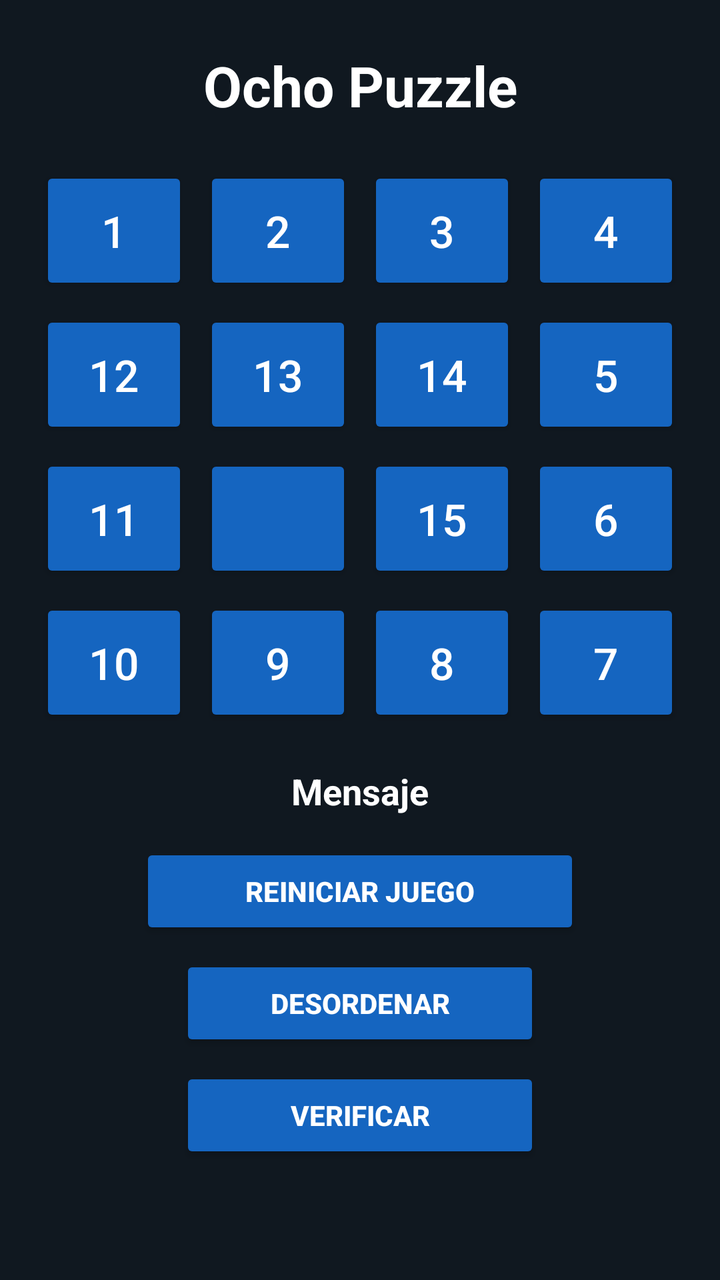
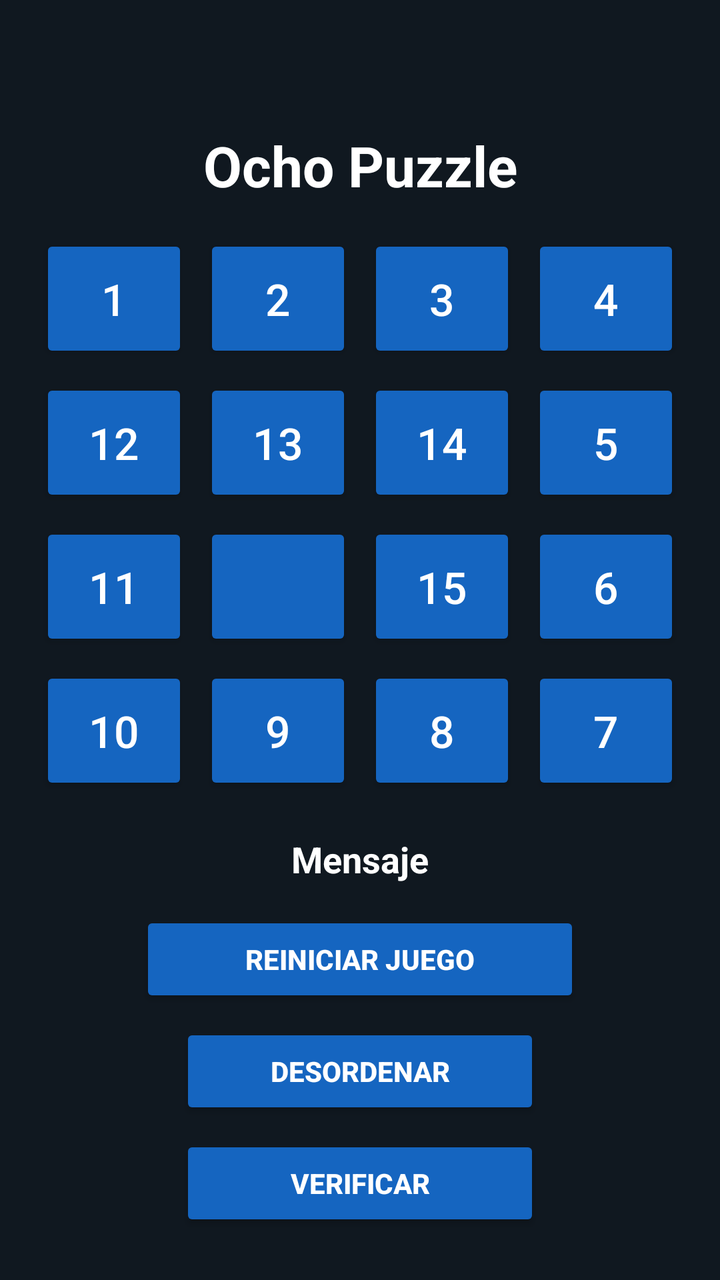

Compare the two renders of this Android layout. The source of the first and the diff that turns it into the second are given below.
<!-- AndroidManifest.xml: application theme Theme.OchoPuzzle -->
<!-- res/layout/activity_main.xml -->
<?xml version="1.0" encoding="utf-8"?>
<ScrollView xmlns:android="http://schemas.android.com/apk/res/android"
    android:layout_width="match_parent"
    android:layout_height="match_parent"
    android:background="#101820"
    android:fillViewport="true">

    <LinearLayout
        android:layout_width="match_parent"
        android:layout_height="wrap_content"
        android:gravity="center_horizontal"
        android:orientation="vertical"
        android:paddingStart="16dp"
        android:paddingTop="24dp"
        android:paddingEnd="16dp"
        android:paddingBottom="24dp">

        <TextView
            android:layout_width="match_parent"
            android:layout_height="wrap_content"
            android:layout_marginBottom="18dp"
            android:gravity="center"
            android:text="@string/appTitle"
            android:textColor="#FFFFFF"
            android:textSize="28sp"
            android:textStyle="bold" />

        

        <LinearLayout
            android:layout_width="match_parent"
            android:layout_height="wrap_content"
            android:orientation="horizontal">

            <Button
                android:id="@+id/BTN00"
                android:layout_width="0dp"
                android:layout_height="64dp"
                android:layout_margin="4dp"
                android:layout_weight="1"
                android:backgroundTint="#1565C0"
                android:text="1"
                android:textColor="#FFFFFF"
                android:textSize="22sp" />

            <Button
                android:id="@+id/BTN01"
                android:layout_width="0dp"
                android:layout_height="64dp"
                android:layout_margin="4dp"
                android:layout_weight="1"
                android:backgroundTint="#1565C0"
                android:text="2"
                android:textColor="#FFFFFF"
                android:textSize="22sp" />

            <Button
                android:id="@+id/BTN02"
                android:layout_width="0dp"
                android:layout_height="64dp"
                android:layout_margin="4dp"
                android:layout_weight="1"
                android:backgroundTint="#1565C0"
                android:text="3"
                android:textColor="#FFFFFF"
                android:textSize="22sp" />

            <Button
                android:id="@+id/BTN03"
                android:layout_width="0dp"
                android:layout_height="64dp"
                android:layout_margin="4dp"
                android:layout_weight="1"
                android:backgroundTint="#1565C0"
                android:text="4"
                android:textColor="#FFFFFF"
                android:textSize="22sp" />
        </LinearLayout>

        

        <LinearLayout
            android:layout_width="match_parent"
            android:layout_height="wrap_content"
            android:orientation="horizontal">

            <Button
                android:id="@+id/BTN10"
                android:layout_width="0dp"
                android:layout_height="64dp"
                android:layout_margin="4dp"
                android:layout_weight="1"
                android:backgroundTint="#1565C0"
                android:text="12"
                android:textColor="#FFFFFF"
                android:textSize="22sp" />

            <Button
                android:id="@+id/BTN11"
                android:layout_width="0dp"
                android:layout_height="64dp"
                android:layout_margin="4dp"
                android:layout_weight="1"
                android:backgroundTint="#1565C0"
                android:text="13"
                android:textColor="#FFFFFF"
                android:textSize="22sp" />

            <Button
                android:id="@+id/BTN12"
                android:layout_width="0dp"
                android:layout_height="64dp"
                android:layout_margin="4dp"
                android:layout_weight="1"
                android:backgroundTint="#1565C0"
                android:text="14"
                android:textColor="#FFFFFF"
                android:textSize="22sp" />

            <Button
                android:id="@+id/BTN13"
                android:layout_width="0dp"
                android:layout_height="64dp"
                android:layout_margin="4dp"
                android:layout_weight="1"
                android:backgroundTint="#1565C0"
                android:text="5"
                android:textColor="#FFFFFF"
                android:textSize="22sp" />
        </LinearLayout>

        

        <LinearLayout
            android:layout_width="match_parent"
            android:layout_height="wrap_content"
            android:orientation="horizontal">

            <Button
                android:id="@+id/BTN20"
                android:layout_width="0dp"
                android:layout_height="64dp"
                android:layout_margin="4dp"
                android:layout_weight="1"
                android:backgroundTint="#1565C0"
                android:text="11"
                android:textColor="#FFFFFF"
                android:textSize="22sp" />

            <Button
                android:id="@+id/BTN21"
                android:layout_width="0dp"
                android:layout_height="64dp"
                android:layout_margin="4dp"
                android:layout_weight="1"
                android:backgroundTint="#1565C0"
                android:text=""
                android:textColor="#FFFFFF"
                android:textSize="22sp" />

            <Button
                android:id="@+id/BTN22"
                android:layout_width="0dp"
                android:layout_height="64dp"
                android:layout_margin="4dp"
                android:layout_weight="1"
                android:backgroundTint="#1565C0"
                android:text="15"
                android:textColor="#FFFFFF"
                android:textSize="22sp" />

            <Button
                android:id="@+id/BTN23"
                android:layout_width="0dp"
                android:layout_height="64dp"
                android:layout_margin="4dp"
                android:layout_weight="1"
                android:backgroundTint="#1565C0"
                android:text="6"
                android:textColor="#FFFFFF"
                android:textSize="22sp" />
        </LinearLayout>

        

        <LinearLayout
            android:layout_width="match_parent"
            android:layout_height="wrap_content"
            android:orientation="horizontal">

            <Button
                android:id="@+id/BTN30"
                android:layout_width="0dp"
                android:layout_height="64dp"
                android:layout_margin="4dp"
                android:layout_weight="1"
                android:backgroundTint="#1565C0"
                android:text="10"
                android:textColor="#FFFFFF"
                android:textSize="22sp" />

            <Button
                android:id="@+id/BTN31"
                android:layout_width="0dp"
                android:layout_height="64dp"
                android:layout_margin="4dp"
                android:layout_weight="1"
                android:backgroundTint="#1565C0"
                android:text="9"
                android:textColor="#FFFFFF"
                android:textSize="22sp" />

            <Button
                android:id="@+id/BTN32"
                android:layout_width="0dp"
                android:layout_height="64dp"
                android:layout_margin="4dp"
                android:layout_weight="1"
                android:backgroundTint="#1565C0"
                android:text="8"
                android:textColor="#FFFFFF"
                android:textSize="22sp" />

            <Button
                android:id="@+id/BTN33"
                android:layout_width="0dp"
                android:layout_height="64dp"
                android:layout_margin="4dp"
                android:layout_weight="1"
                android:backgroundTint="#1565C0"
                android:text="7"
                android:textColor="#FFFFFF"
                android:textSize="22sp" />
        </LinearLayout>

        <TextView
            android:id="@+id/TXVMessage"
            android:layout_width="match_parent"
            android:layout_height="wrap_content"
            android:layout_marginTop="16dp"
            android:gravity="center"
            android:text="@string/message"
            android:textColor="#FFFFFF"
            android:textSize="18sp"
            android:textStyle="bold" />

        <Button
            android:id="@+id/BTNRestart"
            android:layout_width="220dp"
            android:layout_height="wrap_content"
            android:layout_marginTop="14dp"
            android:backgroundTint="#1565C0"
            android:text="@string/Restart"
            android:textColor="#FFFFFF"
            android:textStyle="bold" />

        <Button
            android:id="@+id/BTNShuffle"
            android:layout_width="180dp"
            android:layout_height="wrap_content"
            android:layout_marginTop="8dp"
            android:backgroundTint="#1565C0"
            android:text="@string/Shuffle"
            android:textColor="#FFFFFF"
            android:textStyle="bold" />

        <Button
            android:id="@+id/BTNVerify"
            android:layout_width="180dp"
            android:layout_height="wrap_content"
            android:layout_marginTop="8dp"
            android:backgroundTint="#1565C0"
            android:text="@string/Verify"
            android:textColor="#FFFFFF"
            android:textStyle="bold" />

    </LinearLayout>

</ScrollView>
<!-- resources referenced by this layout -->
<resources>
  <string name="Restart">Reiniciar Juego</string>
  <string name="Shuffle">Desordenar</string>
  <string name="Verify">Verificar</string>
  <string name="appTitle">Ocho Puzzle</string>
  <string name="message">Mensaje</string>
  <style name="Theme.OchoPuzzle" parent="Theme.MaterialComponents.DayNight.DarkActionBar">
          
          <item name="colorPrimary">@color/purple_500</item>
          <item name="colorPrimaryVariant">@color/purple_700</item>
          <item name="colorOnPrimary">@color/white</item>
          
          <item name="colorSecondary">@color/teal_200</item>
          <item name="colorSecondaryVariant">@color/teal_700</item>
          <item name="colorOnSecondary">@color/black</item>
          
          <item name="android:statusBarColor">?attr/colorPrimaryVariant</item>
          
      </style>
  <color name="purple_500">#FF6200EE</color>
  <color name="purple_700">#FF3700B3</color>
  <color name="white">#FFFFFFFF</color>
  <color name="teal_200">#FF03DAC5</color>
  <color name="teal_700">#FF018786</color>
  <color name="black">#FF000000</color>
</resources>

<!-- the commit's change to res/layout/activity_main.xml (unified diff, before → after) -->
@@ -1,279 +1,289 @@
 <?xml version="1.0" encoding="utf-8"?>
-<ScrollView xmlns:android="http://schemas.android.com/apk/res/android"
+<LinearLayout xmlns:android="http://schemas.android.com/apk/res/android"
     android:layout_width="match_parent"
     android:layout_height="match_parent"
     android:background="#101820"
-    android:fillViewport="true">
-
-    <LinearLayout
+    android:fitsSystemWindows="true"
+    android:orientation="vertical"
+    android:paddingTop="56dp">
+
+    <TextView
+        android:id="@+id/TXVTitle"
         android:layout_width="match_parent"
         android:layout_height="wrap_content"
-        android:gravity="center_horizontal"
-        android:orientation="vertical"
-        android:paddingStart="16dp"
-        android:paddingTop="24dp"
-        android:paddingEnd="16dp"
-        android:paddingBottom="24dp">
-
-        <TextView
-            android:layout_width="match_parent"
-            android:layout_height="wrap_content"
-            android:layout_marginBottom="18dp"
-            android:gravity="center"
-            android:text="@string/appTitle"
-            android:textColor="#FFFFFF"
-            android:textSize="28sp"
-            android:textStyle="bold" />
-
-        
+        android:gravity="center"
+        android:paddingTop="8dp"
+        android:paddingBottom="12dp"
+        android:text="Ocho Puzzle"
+        android:textColor="#FFFFFF"
+        android:textSize="28sp"
+        android:textStyle="bold" />
+
+    <ScrollView
+        android:layout_width="match_parent"
+        android:layout_height="0dp"
+        android:layout_weight="1"
+        android:fillViewport="true">
 
         <LinearLayout
             android:layout_width="match_parent"
             android:layout_height="wrap_content"
-            android:orientation="horizontal">
+            android:descendantFocusability="beforeDescendants"
+            android:focusable="true"
+            android:focusableInTouchMode="true"
+            android:gravity="center_horizontal"
+            android:orientation="vertical"
+            android:paddingStart="16dp"
+            android:paddingEnd="16dp"
+            android:paddingBottom="24dp">
+
+            <LinearLayout
+                android:layout_width="match_parent"
+                android:layout_height="wrap_content"
+                android:orientation="horizontal">
+
+                <Button
+                    android:id="@+id/BTN00"
+                    android:layout_width="0dp"
+                    android:layout_height="64dp"
+                    android:layout_margin="4dp"
+                    android:layout_weight="1"
+                    android:backgroundTint="#1565C0"
+                    android:text="1"
+                    android:textColor="#FFFFFF"
+                    android:textSize="22sp" />
+
+                <Button
+                    android:id="@+id/BTN01"
+                    android:layout_width="0dp"
+                    android:layout_height="64dp"
+                    android:layout_margin="4dp"
+                    android:layout_weight="1"
+                    android:backgroundTint="#1565C0"
+                    android:text="2"
+                    android:textColor="#FFFFFF"
+                    android:textSize="22sp" />
+
+                <Button
+                    android:id="@+id/BTN02"
+                    android:layout_width="0dp"
+                    android:layout_height="64dp"
+                    android:layout_margin="4dp"
+                    android:layout_weight="1"
+                    android:backgroundTint="#1565C0"
+                    android:text="3"
+                    android:textColor="#FFFFFF"
+                    android:textSize="22sp" />
+
+                <Button
+                    android:id="@+id/BTN03"
+                    android:layout_width="0dp"
+                    android:layout_height="64dp"
+                    android:layout_margin="4dp"
+                    android:layout_weight="1"
+                    android:backgroundTint="#1565C0"
+                    android:text="4"
+                    android:textColor="#FFFFFF"
+                    android:textSize="22sp" />
+
+            </LinearLayout>
+
+            <LinearLayout
+                android:layout_width="match_parent"
+                android:layout_height="wrap_content"
+                android:orientation="horizontal">
+
+                <Button
+                    android:id="@+id/BTN10"
+                    android:layout_width="0dp"
+                    android:layout_height="64dp"
+                    android:layout_margin="4dp"
+                    android:layout_weight="1"
+                    android:backgroundTint="#1565C0"
+                    android:text="12"
+                    android:textColor="#FFFFFF"
+                    android:textSize="22sp" />
+
+                <Button
+                    android:id="@+id/BTN11"
+                    android:layout_width="0dp"
+                    android:layout_height="64dp"
+                    android:layout_margin="4dp"
+                    android:layout_weight="1"
+                    android:backgroundTint="#1565C0"
+                    android:text="13"
+                    android:textColor="#FFFFFF"
+                    android:textSize="22sp" />
+
+                <Button
+                    android:id="@+id/BTN12"
+                    android:layout_width="0dp"
+                    android:layout_height="64dp"
+                    android:layout_margin="4dp"
+                    android:layout_weight="1"
+                    android:backgroundTint="#1565C0"
+                    android:text="14"
+                    android:textColor="#FFFFFF"
+                    android:textSize="22sp" />
+
+                <Button
+                    android:id="@+id/BTN13"
+                    android:layout_width="0dp"
+                    android:layout_height="64dp"
+                    android:layout_margin="4dp"
+                    android:layout_weight="1"
+                    android:backgroundTint="#1565C0"
+                    android:text="5"
+                    android:textColor="#FFFFFF"
+                    android:textSize="22sp" />
+
+            </LinearLayout>
+
+            <LinearLayout
+                android:layout_width="match_parent"
+                android:layout_height="wrap_content"
+                android:orientation="horizontal">
+
+                <Button
+                    android:id="@+id/BTN20"
+                    android:layout_width="0dp"
+                    android:layout_height="64dp"
+                    android:layout_margin="4dp"
+                    android:layout_weight="1"
+                    android:backgroundTint="#1565C0"
+                    android:text="11"
+                    android:textColor="#FFFFFF"
+                    android:textSize="22sp" />
+
+                <Button
+                    android:id="@+id/BTN21"
+                    android:layout_width="0dp"
+                    android:layout_height="64dp"
+                    android:layout_margin="4dp"
+                    android:layout_weight="1"
+                    android:backgroundTint="#1565C0"
+                    android:text=""
+                    android:textColor="#FFFFFF"
+                    android:textSize="22sp" />
+
+                <Button
+                    android:id="@+id/BTN22"
+                    android:layout_width="0dp"
+                    android:layout_height="64dp"
+                    android:layout_margin="4dp"
+                    android:layout_weight="1"
+                    android:backgroundTint="#1565C0"
+                    android:text="15"
+                    android:textColor="#FFFFFF"
+                    android:textSize="22sp" />
+
+                <Button
+                    android:id="@+id/BTN23"
+                    android:layout_width="0dp"
+                    android:layout_height="64dp"
+                    android:layout_margin="4dp"
+                    android:layout_weight="1"
+                    android:backgroundTint="#1565C0"
+                    android:text="6"
+                    android:textColor="#FFFFFF"
+                    android:textSize="22sp" />
+
+            </LinearLayout>
+
+            <LinearLayout
+                android:layout_width="match_parent"
+                android:layout_height="wrap_content"
+                android:orientation="horizontal">
+
+                <Button
+                    android:id="@+id/BTN30"
+                    android:layout_width="0dp"
+                    android:layout_height="64dp"
+                    android:layout_margin="4dp"
+                    android:layout_weight="1"
+                    android:backgroundTint="#1565C0"
+                    android:text="10"
+                    android:textColor="#FFFFFF"
+                    android:textSize="22sp" />
+
+                <Button
+                    android:id="@+id/BTN31"
+                    android:layout_width="0dp"
+                    android:layout_height="64dp"
+                    android:layout_margin="4dp"
+                    android:layout_weight="1"
+                    android:backgroundTint="#1565C0"
+                    android:text="9"
+                    android:textColor="#FFFFFF"
+                    android:textSize="22sp" />
+
+                <Button
+                    android:id="@+id/BTN32"
+                    android:layout_width="0dp"
+                    android:layout_height="64dp"
+                    android:layout_margin="4dp"
+                    android:layout_weight="1"
+                    android:backgroundTint="#1565C0"
+                    android:text="8"
+                    android:textColor="#FFFFFF"
+                    android:textSize="22sp" />
+
+                <Button
+                    android:id="@+id/BTN33"
+                    android:layout_width="0dp"
+                    android:layout_height="64dp"
+                    android:layout_margin="4dp"
+                    android:layout_weight="1"
+                    android:backgroundTint="#1565C0"
+                    android:text="7"
+                    android:textColor="#FFFFFF"
+                    android:textSize="22sp" />
+
+            </LinearLayout>
+
+            <TextView
+                android:id="@+id/TXVMessage"
+                android:layout_width="match_parent"
+                android:layout_height="wrap_content"
+                android:layout_marginTop="16dp"
+                android:gravity="center"
+                android:text="Mensaje"
+                android:textColor="#FFFFFF"
+                android:textSize="18sp"
+                android:textStyle="bold" />
 
             <Button
-                android:id="@+id/BTN00"
-                android:layout_width="0dp"
-                android:layout_height="64dp"
-                android:layout_margin="4dp"
-                android:layout_weight="1"
+                android:id="@+id/BTNRestart"
+                android:layout_width="220dp"
+                android:layout_height="wrap_content"
+                android:layout_marginTop="14dp"
                 android:backgroundTint="#1565C0"
-                android:text="1"
-                android:textColor="#FFFFFF"
-                android:textSize="22sp" />
+                android:text="REINICIAR JUEGO"
+                android:textColor="#FFFFFF"
+                android:textStyle="bold" />
 
             <Button
-                android:id="@+id/BTN01"
-                android:layout_width="0dp"
-                android:layout_height="64dp"
-                android:layout_margin="4dp"
-                android:layout_weight="1"
+                android:id="@+id/BTNShuffle"
+                android:layout_width="180dp"
+                android:layout_height="wrap_content"
+                android:layout_marginTop="8dp"
                 android:backgroundTint="#1565C0"
-                android:text="2"
-                android:textColor="#FFFFFF"
-                android:textSize="22sp" />
+                android:text="DESORDENAR"
+                android:textColor="#FFFFFF"
+                android:textStyle="bold" />
 
             <Button
-                android:id="@+id/BTN02"
-                android:layout_width="0dp"
-                android:layout_height="64dp"
-                android:layout_margin="4dp"
-                android:layout_weight="1"
+                android:id="@+id/BTNVerify"
+                android:layout_width="180dp"
+                android:layout_height="wrap_content"
+                android:layout_marginTop="8dp"
                 android:backgroundTint="#1565C0"
-                android:text="3"
-                android:textColor="#FFFFFF"
-                android:textSize="22sp" />
-
-            <Button
-                android:id="@+id/BTN03"
-                android:layout_width="0dp"
-                android:layout_height="64dp"
-                android:layout_margin="4dp"
-                android:layout_weight="1"
-                android:backgroundTint="#1565C0"
-                android:text="4"
-                android:textColor="#FFFFFF"
-                android:textSize="22sp" />
+                android:text="VERIFICAR"
+                android:textColor="#FFFFFF"
+                android:textStyle="bold" />
+
         </LinearLayout>
 
-        
-
-        <LinearLayout
-            android:layout_width="match_parent"
-            android:layout_height="wrap_content"
-            android:orientation="horizontal">
-
-            <Button
-                android:id="@+id/BTN10"
-                android:layout_width="0dp"
-                android:layout_height="64dp"
-                android:layout_margin="4dp"
-                android:layout_weight="1"
-                android:backgroundTint="#1565C0"
-                android:text="12"
-                android:textColor="#FFFFFF"
-                android:textSize="22sp" />
-
-            <Button
-                android:id="@+id/BTN11"
-                android:layout_width="0dp"
-                android:layout_height="64dp"
-                android:layout_margin="4dp"
-                android:layout_weight="1"
-                android:backgroundTint="#1565C0"
-                android:text="13"
-                android:textColor="#FFFFFF"
-                android:textSize="22sp" />
-
-            <Button
-                android:id="@+id/BTN12"
-                android:layout_width="0dp"
-                android:layout_height="64dp"
-                android:layout_margin="4dp"
-                android:layout_weight="1"
-                android:backgroundTint="#1565C0"
-                android:text="14"
-                android:textColor="#FFFFFF"
-                android:textSize="22sp" />
-
-            <Button
-                android:id="@+id/BTN13"
-                android:layout_width="0dp"
-                android:layout_height="64dp"
-                android:layout_margin="4dp"
-                android:layout_weight="1"
-                android:backgroundTint="#1565C0"
-                android:text="5"
-                android:textColor="#FFFFFF"
-                android:textSize="22sp" />
-        </LinearLayout>
-
-        
-
-        <LinearLayout
-            android:layout_width="match_parent"
-            android:layout_height="wrap_content"
-            android:orientation="horizontal">
-
-            <Button
-                android:id="@+id/BTN20"
-                android:layout_width="0dp"
-                android:layout_height="64dp"
-                android:layout_margin="4dp"
-                android:layout_weight="1"
-                android:backgroundTint="#1565C0"
-                android:text="11"
-                android:textColor="#FFFFFF"
-                android:textSize="22sp" />
-
-            <Button
-                android:id="@+id/BTN21"
-                android:layout_width="0dp"
-                android:layout_height="64dp"
-                android:layout_margin="4dp"
-                android:layout_weight="1"
-                android:backgroundTint="#1565C0"
-                android:text=""
-                android:textColor="#FFFFFF"
-                android:textSize="22sp" />
-
-            <Button
-                android:id="@+id/BTN22"
-                android:layout_width="0dp"
-                android:layout_height="64dp"
-                android:layout_margin="4dp"
-                android:layout_weight="1"
-                android:backgroundTint="#1565C0"
-                android:text="15"
-                android:textColor="#FFFFFF"
-                android:textSize="22sp" />
-
-            <Button
-                android:id="@+id/BTN23"
-                android:layout_width="0dp"
-                android:layout_height="64dp"
-                android:layout_margin="4dp"
-                android:layout_weight="1"
-                android:backgroundTint="#1565C0"
-                android:text="6"
-                android:textColor="#FFFFFF"
-                android:textSize="22sp" />
-        </LinearLayout>
-
-        
-
-        <LinearLayout
-            android:layout_width="match_parent"
-            android:layout_height="wrap_content"
-            android:orientation="horizontal">
-
-            <Button
-                android:id="@+id/BTN30"
-                android:layout_width="0dp"
-                android:layout_height="64dp"
-                android:layout_margin="4dp"
-                android:layout_weight="1"
-                android:backgroundTint="#1565C0"
-                android:text="10"
-                android:textColor="#FFFFFF"
-                android:textSize="22sp" />
-
-            <Button
-                android:id="@+id/BTN31"
-                android:layout_width="0dp"
-                android:layout_height="64dp"
-                android:layout_margin="4dp"
-                android:layout_weight="1"
-                android:backgroundTint="#1565C0"
-                android:text="9"
-                android:textColor="#FFFFFF"
-                android:textSize="22sp" />
-
-            <Button
-                android:id="@+id/BTN32"
-                android:layout_width="0dp"
-                android:layout_height="64dp"
-                android:layout_margin="4dp"
-                android:layout_weight="1"
-                android:backgroundTint="#1565C0"
-                android:text="8"
-                android:textColor="#FFFFFF"
-                android:textSize="22sp" />
-
-            <Button
-                android:id="@+id/BTN33"
-                android:layout_width="0dp"
-                android:layout_height="64dp"
-                android:layout_margin="4dp"
-                android:layout_weight="1"
-                android:backgroundTint="#1565C0"
-                android:text="7"
-                android:textColor="#FFFFFF"
-                android:textSize="22sp" />
-        </LinearLayout>
-
-        <TextView
-            android:id="@+id/TXVMessage"
-            android:layout_width="match_parent"
-            android:layout_height="wrap_content"
-            android:layout_marginTop="16dp"
-            android:gravity="center"
-            android:text="@string/message"
-            android:textColor="#FFFFFF"
-            android:textSize="18sp"
-            android:textStyle="bold" />
-
-        <Button
-            android:id="@+id/BTNRestart"
-            android:layout_width="220dp"
-            android:layout_height="wrap_content"
-            android:layout_marginTop="14dp"
-            android:backgroundTint="#1565C0"
-            android:text="@string/Restart"
-            android:textColor="#FFFFFF"
-            android:textStyle="bold" />
-
-        <Button
-            android:id="@+id/BTNShuffle"
-            android:layout_width="180dp"
-            android:layout_height="wrap_content"
-            android:layout_marginTop="8dp"
-            android:backgroundTint="#1565C0"
-            android:text="@string/Shuffle"
-            android:textColor="#FFFFFF"
-            android:textStyle="bold" />
-
-        <Button
-            android:id="@+id/BTNVerify"
-            android:layout_width="180dp"
-            android:layout_height="wrap_content"
-            android:layout_marginTop="8dp"
-            android:backgroundTint="#1565C0"
-            android:text="@string/Verify"
-            android:textColor="#FFFFFF"
-            android:textStyle="bold" />
-
-    </LinearLayout>
-
-</ScrollView>
+    </ScrollView>
+
+</LinearLayout>
<!-- resource entries referenced after the edit -->
@@ -1,10 +1,5 @@
 <!-- resources referenced by this layout -->
 <resources>
-  <string name="Restart">Reiniciar Juego</string>
-  <string name="Shuffle">Desordenar</string>
-  <string name="Verify">Verificar</string>
-  <string name="appTitle">Ocho Puzzle</string>
-  <string name="message">Mensaje</string>
   <style name="Theme.OchoPuzzle" parent="Theme.MaterialComponents.DayNight.DarkActionBar">
           
           <item name="colorPrimary">@color/purple_500</item>
